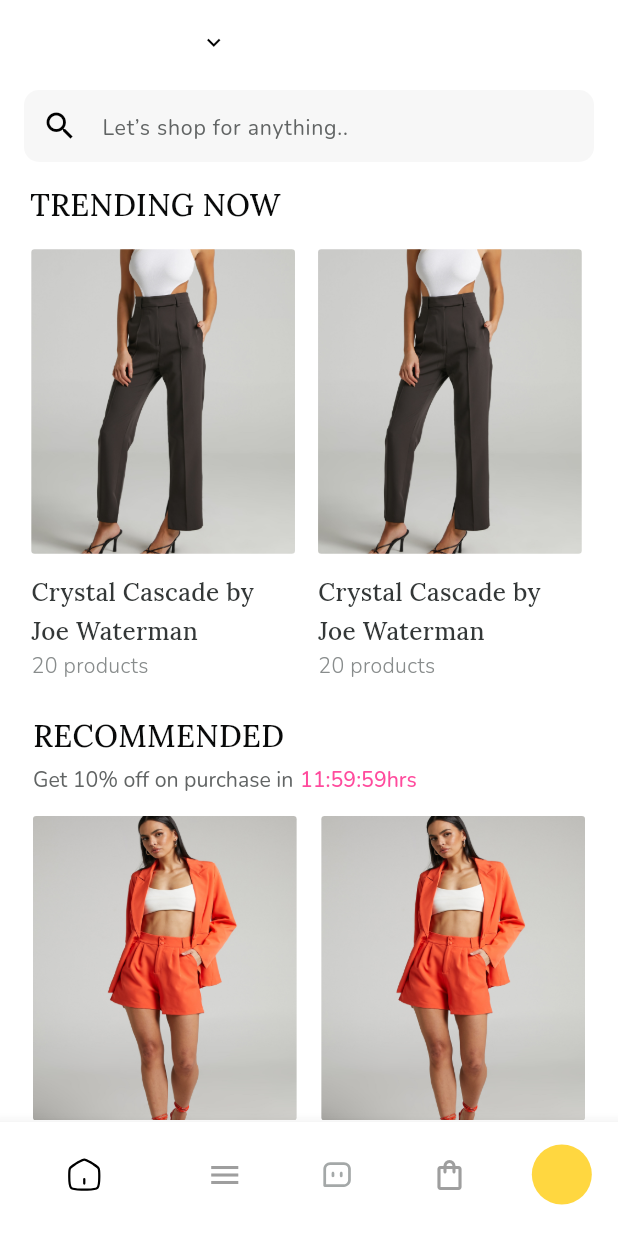
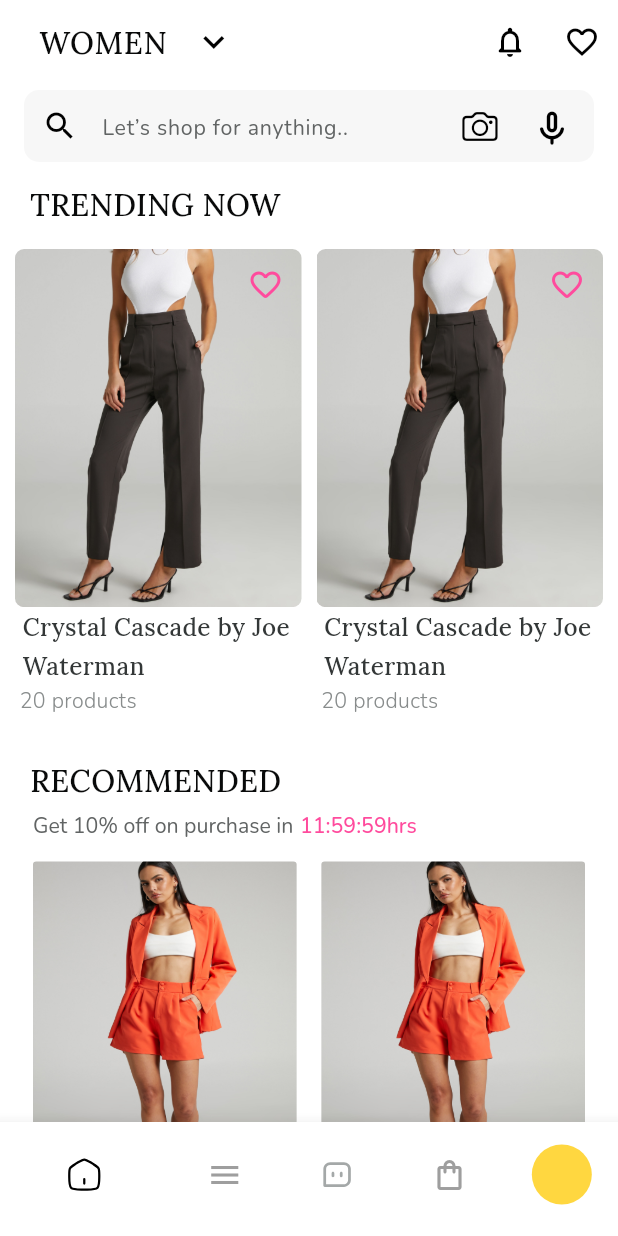
Before and after one commit to himanshu17113/genteel, a Flutter app: the Nav screen opened by its route, on a phone screen of 412 x 824 dp. Run offline on Flutter 3.47's test engine with Material 3 defaults, Android fonts, the phone set to English and light mode, and no system bars; our stand-ins replace cached_network_image, carousel_slider, flutter_svg, pin_code_fields, smooth_page_indicator.

Commit message:
nav ready

```diff
--- a/lib/nav.dart
+++ b/lib/nav.dart
@@ -1,9 +1,12 @@
-import 'package:flutter/cupertino.dart';
-import 'package:flutter/widgets.dart';
 import 'package:flutter_svg/svg.dart';
 import 'package:flutter/material.dart';
 import 'package:genteel/core/utils/image_constant.dart';
+import 'package:genteel/presentation/ai_search_screen/ai_search_screen.dart';
+
+import 'package:genteel/presentation/catalog_page/catalog_page.dart';
 import 'package:genteel/presentation/home_screen/home_screen.dart';
+import 'package:genteel/presentation/my_bag_screen/my_bag_screen.dart';
+import 'package:genteel/presentation/profile_overview_tab_container_screen/profile_overview_tab_container_screen.dart';
 
 class Nav extends StatefulWidget {
   const Nav({super.key});
@@ -14,11 +17,11 @@ class Nav extends StatefulWidget {
 
 class _NavState extends State<Nav> {
   int selectedIndex = 0;
-  final List screens = [HomeScreen()];
+  static const List screens = [HomeScreen(), CatalogPage(), AiSearchScreen(), MyBagScreen(), ProfileOverviewTabContainerScreen()];
   @override
   Widget build(BuildContext context) {
     return Scaffold(
-      body: screens[0],
+      body: screens[selectedIndex],
       bottomNavigationBar: BottomNavigationBar(
         showSelectedLabels: false,
         //type: BottomNavigationBarType.shifting,
--- a/lib/presentation/choose_list_screen/choose_list_screen.dart
+++ b/lib/presentation/choose_list_screen/choose_list_screen.dart
@@ -1,4 +1,3 @@
-import '../choose_list_screen/widgets/chooselistchipview_item_widget.dart';
 import 'package:flutter/material.dart';
 import 'package:genteel/core/app_export.dart';
 import 'package:genteel/widgets/custom_elevated_button.dart';
--- a/lib/presentation/home_screen/home_screen.dart
+++ b/lib/presentation/home_screen/home_screen.dart
@@ -1,11 +1,9 @@
-import 'package:flutter/widgets.dart';
+import 'package:flutter/cupertino.dart';
 
 import 'widgets/crystalcomponent_item_widget.dart';
 import 'widgets/gemglowcomponent_item_widget.dart';
 import 'package:flutter/material.dart';
 import 'package:genteel/core/app_export.dart';
-
-import 'package:genteel/widgets/custom_search_view.dart';
 
 class HomeScreen extends StatefulWidget {
   const HomeScreen({Key? key})
@@ -35,35 +33,42 @@ class HomeScreenState extends State<HomeScreen> with TickerProviderStateMixin {
     return CustomScrollView(slivers: <Widget>[
       SliverAppBar(
         surfaceTintColor: Colors.white,
-        foregroundColor: Colors.white,
-        backgroundColor: Colors.white,
+        // foregroundColor: Colors.white,
+        //backgroundColor: Colors.white,
         leadingWidth: 0,
         actions: [
           IconButton(onPressed: () {}, icon: const Icon(Icons.notifications_none_rounded)),
-          IconButton(onPressed: () {}, icon: Icon(Icons.favorite_border_outlined))
+          IconButton(onPressed: () {}, icon: const Icon(Icons.favorite_border_outlined))
         ],
         leading: const SizedBox.shrink(),
         floating: true,
         pinned: true,
         snap: false,
         centerTitle: false,
-        title: SizedBox(
-          child: DropdownMenu<String>(
+        title: DropdownMenu<String>(
+          //expandedInsets: EdgeInsets.zero,
           label: null,
-            selectedTrailingIcon: Icon(Icons.keyboard_arrow_up_rounded),
+          textStyle: theme.textTheme.titleLarge,
+          selectedTrailingIcon: Icon(
+            Icons.keyboard_arrow_up_rounded,
+            size: 28,
+          ),
           inputDecorationTheme: InputDecorationTheme(
               border: InputBorder.none,
               contentPadding: EdgeInsets.only(
                 left: 10,
               ),
               isDense: true),
-            trailingIcon: Icon(Icons.keyboard_arrow_down_outlined),
-            initialSelection: iconEntries.first.label,
+          trailingIcon: Icon(
+            Icons.keyboard_arrow_down_outlined,
+            size: 28,
+            weight: 0.5,
+          ),
+          initialSelection: iconEntries.first.value,
           dropdownMenuEntries: iconEntries,
           onSelected: (icon) {
             setState(() {});
           },
-          ),
         ),
         bottom: AppBar(
           surfaceTintColor: Colors.white,
@@ -85,7 +90,20 @@ class HomeScreenState extends State<HomeScreen> with TickerProviderStateMixin {
                     hintText: "Let’s shop for anything..",
                     prefixIcon: const Icon(Icons.search),
                     suffixIcon: Row(
-                      children: [],
+                      children: [
+                        IconButton(onPressed: () {}, icon: const Icon(CupertinoIcons.camera)),
+                        IconButton(
+                            onPressed: () {},
+                            icon: const Icon(
+                              Icons.mic_none_rounded,
+                              weight: 200,
+                              grade: 0.1,
+                              applyTextScaling: true,
+                              opticalSize: 0.1,
+                              fill: 0.1,
+                              size: 28,
+                            ))
+                      ],
                     ),
                     contentPadding: const EdgeInsets.symmetric(vertical: 5, horizontal: 4),
                     border: OutlineInputBorder(borderSide: BorderSide.none, borderRadius: BorderRadius.circular(10)))),
@@ -96,17 +114,15 @@ class HomeScreenState extends State<HomeScreen> with TickerProviderStateMixin {
         delegate: SliverChildListDelegate(
           [
             Padding(
-              padding: EdgeInsets.only(left: 20, top: 10),
+              padding: EdgeInsets.only(left: 20, top: 10, bottom: 15),
               child: Text(
                 "TRENDING NOW",
                 style: theme.textTheme.titleLarge,
               ),
             ),
-            SizedBox(height: 15.v),
             _buildCrystalComponent(context),
-            SizedBox(height: 21.v),
             Padding(
-              padding: EdgeInsets.only(left: 20.h),
+              padding: EdgeInsets.only(left: 20, top: 15),
               child: Text(
                 "RECOMMENDED",
                 style: theme.textTheme.titleLarge,
@@ -138,21 +154,21 @@ class HomeScreenState extends State<HomeScreen> with TickerProviderStateMixin {
             _buildGemGlowComponent(context),
             SizedBox(height: 24.v),
             Padding(
-              padding: EdgeInsets.only(left: 24.h),
+              padding: EdgeInsets.only(left: 24),
               child: Text(
                 "Categories",
                 style: CustomTextStyles.titleLarge_1,
               ),
             ),
-            SizedBox(height: 16.v),
-            _buildTabview(context),
-            SizedBox(
-              height: 1349.v,
-              child: TabBarView(
-                controller: tabviewController,
-                children: [],
-              ),
-            ),
+            SizedBox(height: 16),
+            // _buildTabview(context),
+            // SizedBox(
+            //   height: 1349.v,
+            //   child: TabBarView(
+            //     controller: tabviewController,
+            //     children: [],
+            //   ),
+            // ),
           ],
         ),
       ),
@@ -163,19 +179,10 @@ class HomeScreenState extends State<HomeScreen> with TickerProviderStateMixin {
     return Align(
       alignment: Alignment.center,
       child: SizedBox(
-        height: 284.v,
-        child: ListView.separated(
-          padding: EdgeInsets.symmetric(horizontal: 19.h),
+        height: (SizeUtils.width * .5 + 54) * 1.25,
+        child: ListView.builder(
           scrollDirection: Axis.horizontal,
-          separatorBuilder: (
-            context,
-            index,
-          ) {
-            return SizedBox(
-              width: 14.h,
-            );
-          },
-          itemCount: 2,
+          itemCount: 5,
           itemBuilder: (context, index) {
             return CrystalcomponentItemWidget();
           },
--- a/lib/presentation/home_screen/widgets/crystalcomponent_item_widget.dart
+++ b/lib/presentation/home_screen/widgets/crystalcomponent_item_widget.dart
@@ -1,4 +1,8 @@
+import 'dart:math';
+
+import 'package:flutter/cupertino.dart';
 import 'package:flutter/material.dart';
+import 'package:flutter/widgets.dart';
 import 'package:genteel/core/app_export.dart';
 
 // ignore: must_be_immutable
@@ -10,44 +14,33 @@ class CrystalcomponentItemWidget extends StatelessWidget {
 
   @override
   Widget build(BuildContext context) {
-    return SizedBox(
-      width: 160.h,
-      child: Align(
-        alignment: Alignment.center,
+    return Padding(
+      padding: EdgeInsets.only(
+        left: 10,
+      ),
+      child: SizedBox(
+        width: SizeUtils.width * .5 - 15,
         child: Column(
           crossAxisAlignment: CrossAxisAlignment.start,
           children: [
-            SizedBox(
-              height: 200.v,
-              width: 160.h,
-              child: Stack(
-                alignment: Alignment.topRight,
-                children: [
-                  CustomImageView(
-                    imagePath: ImageConstant.imgRectangle15200x160,
-                    height: 200.v,
-                    width: 160.h,
-                    radius: BorderRadius.circular(
-                      2.h,
-                    ),
-                    alignment: Alignment.center,
-                  ),
-                  CustomImageView(
-                    imagePath: ImageConstant.imgFavorite,
-                    height: 16.adaptSize,
-                    width: 16.adaptSize,
-                    alignment: Alignment.topRight,
-                    margin: EdgeInsets.only(
-                      top: 10.v,
-                      right: 15.h,
-                    ),
-                  ),
-                ],
+            Container(
+              height: (SizeUtils.width * .5 - 15) * 1.25,
+              alignment: Alignment.topRight,
+              decoration: BoxDecoration(
+                  borderRadius: BorderRadius.circular(6),
+                  image: DecorationImage(
+                      image: AssetImage(
+                        ImageConstant.imgRectangle15200x160,
+                      ),
+                      fit: BoxFit.fill,
+                      alignment: Alignment.center)),
+              child: IconButton(
+                icon: Icon(Icons.favorite_outline_rounded,color: Color(0XFFFF4B9D),),
+                onPressed: () {},
               ),
             ),
-            SizedBox(height: 12.v),
-            SizedBox(
-              width: 142.h,
+            Padding(
+              padding: EdgeInsets.only(left: 5),
               child: Text(
                 "Crystal Cascade by Joe Waterman",
                 maxLines: 2,
@@ -57,9 +50,12 @@ class CrystalcomponentItemWidget extends StatelessWidget {
                 ),
               ),
             ),
-            Text(
-              "20 products",
-              style: CustomTextStyles.bodyMediumBluegray400,
+            Padding(
+              padding: EdgeInsets.only(left: 3),
+              child: Text(
+                "20 products",
+                style: CustomTextStyles.bodyMediumBluegray400,
+              ),
             ),
           ],
         ),
--- a/lib/presentation/onboarding_screen/onboarding_screen.dart
+++ b/lib/presentation/onboarding_screen/onboarding_screen.dart
@@ -20,7 +20,7 @@ class OnboardingScreen extends StatelessWidget {
       extendBody: true,
       extendBodyBehindAppBar: true,
       body: PageView(
-        padEnds: false,
+        padEnds: true,
         controller: controller,
         children: [
           DecoratedBox(
```
Also changed, not shown: lib/presentation/ai_search_screen/ai_search_screen.dart (+4 -7 lines), lib/presentation/catalog_page/catalog_page.dart (+18 -7 lines), lib/presentation/my_bag_screen/my_bag_screen.dart (+114 -10 lines), lib/presentation/profile_overview_tab_container_screen/profile_overview_tab_container_screen.dart (+81 -9 lines), pubspec.yaml (+7 -7 lines). Lines whose indentation alone changed are shown as unchanged.
